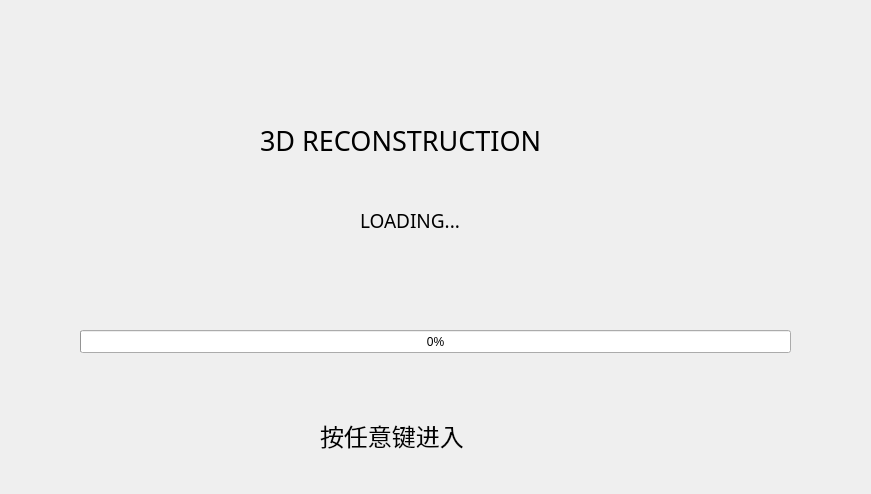
This is UI/Loading.ui in Tang1705/Happy-Reconstruction as Qt 5 draws it before an edit. The edited form follows.
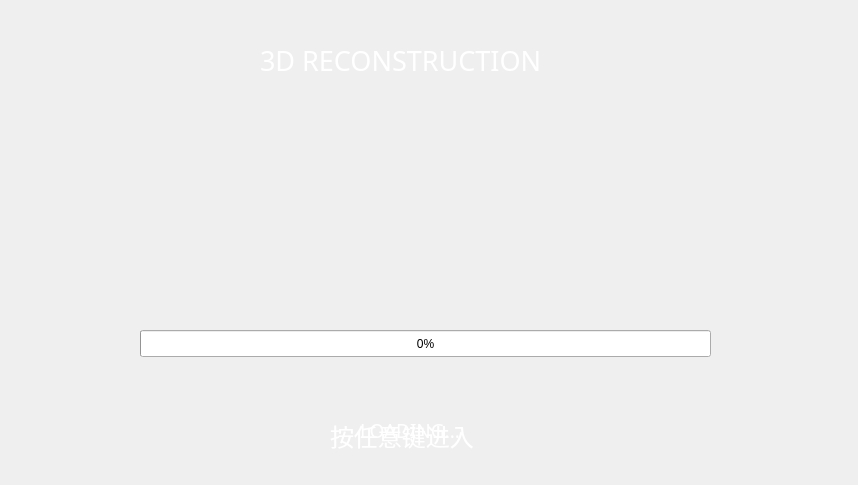
This is the edited form.

Commit message: ui 0.5 载入界面(loading) ui修改

Diff of the .ui file:
```diff
--- a/UI/Loading.ui
+++ b/UI/Loading.ui
@@ -6,8 +6,8 @@
    <rect>
     <x>0</x>
     <y>0</y>
-    <width>871</width>
-    <height>494</height>
+    <width>858</width>
+    <height>485</height>
    </rect>
   </property>
   <property name="windowTitle">
@@ -17,7 +17,7 @@
    <property name="geometry">
     <rect>
      <x>360</x>
-     <y>200</y>
+     <y>410</y>
      <width>151</width>
      <height>41</height>
     </rect>
@@ -28,6 +28,9 @@
      <pointsize>14</pointsize>
     </font>
    </property>
+   <property name="styleSheet">
+    <string notr="true">color: rgb(255, 255, 255);</string>
+   </property>
    <property name="text">
     <string>LOADING...</string>
    </property>
@@ -35,10 +38,10 @@
   <widget class="QProgressBar" name="progressBar">
    <property name="geometry">
     <rect>
-     <x>80</x>
+     <x>140</x>
      <y>330</y>
-     <width>711</width>
-     <height>23</height>
+     <width>571</width>
+     <height>27</height>
     </rect>
    </property>
    <property name="value">
@@ -48,7 +51,7 @@
   <widget class="QLabel" name="label_2">
    <property name="geometry">
     <rect>
-     <x>320</x>
+     <x>330</x>
      <y>420</y>
      <width>181</width>
      <height>31</height>
@@ -60,6 +63,9 @@
      <pointsize>18</pointsize>
     </font>
    </property>
+   <property name="styleSheet">
+    <string notr="true">color: rgb(255, 255, 255);</string>
+   </property>
    <property name="text">
     <string>按任意键进入</string>
    </property>
@@ -68,7 +74,7 @@
    <property name="geometry">
     <rect>
      <x>260</x>
-     <y>120</y>
+     <y>40</y>
      <width>321</width>
      <height>41</height>
     </rect>
@@ -79,6 +85,9 @@
      <pointsize>20</pointsize>
     </font>
    </property>
+   <property name="styleSheet">
+    <string notr="true">color: rgb(255, 255, 255);</string>
+   </property>
    <property name="text">
     <string>3D RECONSTRUCTION</string>
    </property>
@@ -86,10 +95,10 @@
   <widget class="QLabel" name="label_4">
    <property name="geometry">
     <rect>
-     <x>360</x>
-     <y>240</y>
-     <width>151</width>
-     <height>41</height>
+     <x>-50</x>
+     <y>0</y>
+     <width>981</width>
+     <height>491</height>
     </rect>
    </property>
    <property name="font">
```
Left out of the diff: 5 changed lines with no effect on the pictures. The commit also changes 4 other files.
